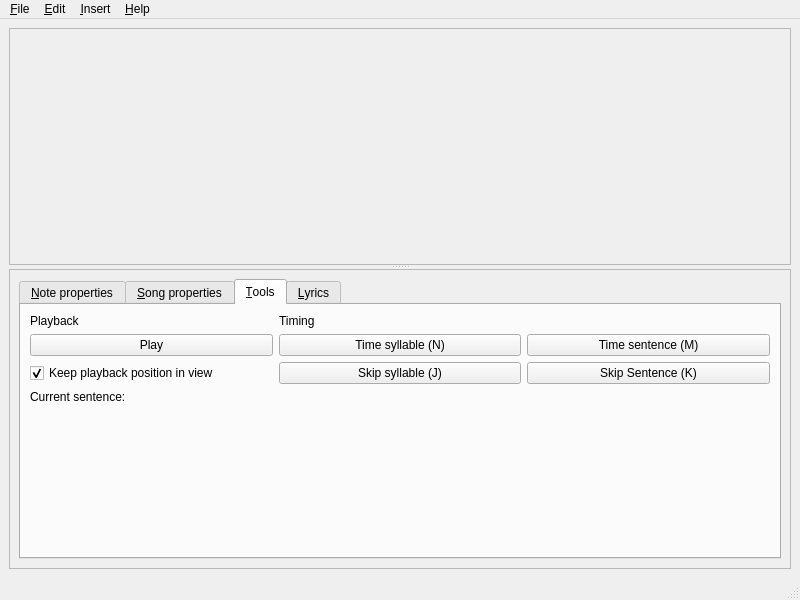
Before: the Qt Designer form editor.ui in performous/composer, drawn with Qt 5.
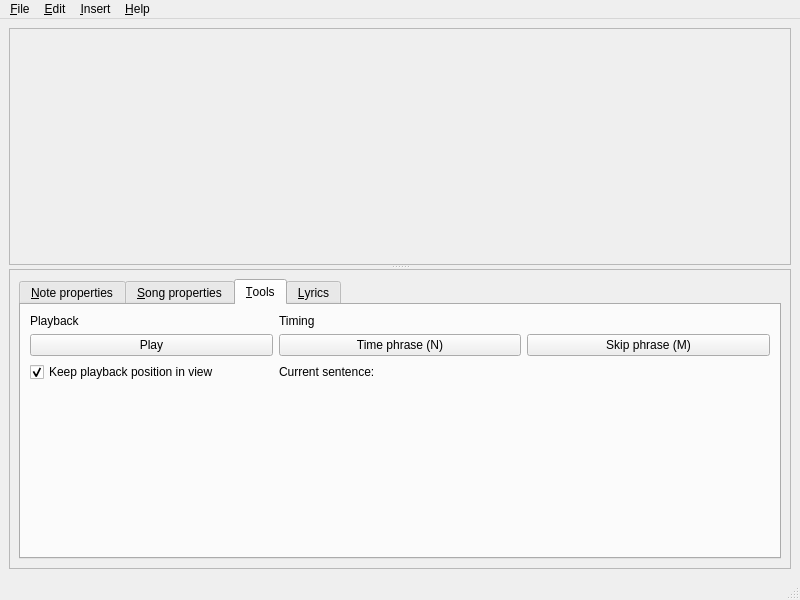
After: the same form once the commit is applied. The open tabs and pages were chosen to show the change.

Commit message: Remove syllable timing.

What changed in the file:
```diff
--- a/editor.ui
+++ b/editor.ui
@@ -367,19 +367,6 @@
               </property>
              </widget>
             </item>
-            <item row="1" column="1">
-             <widget class="QPushButton" name="cmdTimeSyllable">
-              <property name="toolTip">
-               <string>Set selected note start to cursor position.</string>
-              </property>
-              <property name="text">
-               <string>Time syllable (N)</string>
-              </property>
-              <property name="shortcut">
-               <string>N</string>
-              </property>
-             </widget>
-            </item>
             <item row="5" column="0">
              <spacer name="verticalSpacer_3">
               <property name="orientation">
@@ -393,46 +380,6 @@
               </property>
              </spacer>
             </item>
-            <item row="4" column="0" colspan="2">
-             <widget class="QLabel" name="lblCurrentSentence">
-              <property name="text">
-               <string>Current sentence:</string>
-              </property>
-             </widget>
-            </item>
-            <item row="1" column="2">
-             <widget class="QPushButton" name="cmdTimeSentence">
-              <property name="toolTip">
-               <string>Set selected note start to cursor position and move to next sentence start.</string>
-              </property>
-              <property name="text">
-               <string>Time sentence (M)</string>
-              </property>
-              <property name="shortcut">
-               <string>M</string>
-              </property>
-             </widget>
-            </item>
-            <item row="2" column="1">
-             <widget class="QPushButton" name="cmdSkipSyllable">
-              <property name="text">
-               <string>Skip syllable (J)</string>
-              </property>
-              <property name="shortcut">
-               <string>J</string>
-              </property>
-             </widget>
-            </item>
-            <item row="2" column="2">
-             <widget class="QPushButton" name="cmdSkipSentence">
-              <property name="text">
-               <string>Skip Sentence (K)</string>
-              </property>
-              <property name="shortcut">
-               <string>K</string>
-              </property>
-             </widget>
-            </item>
             <item row="2" column="0">
              <widget class="QCheckBox" name="chkGrabSeekHandle">
               <property name="text">
@@ -443,6 +390,36 @@
               </property>
              </widget>
             </item>
+            <item row="1" column="1">
+             <widget class="QPushButton" name="cmdTimeSentence">
+              <property name="toolTip">
+               <string>Set selected note start to cursor position and move to next sentence start.</string>
+              </property>
+              <property name="text">
+               <string>Time phrase (N)</string>
+              </property>
+              <property name="shortcut">
+               <string>N</string>
+              </property>
+             </widget>
+            </item>
+            <item row="1" column="2">
+             <widget class="QPushButton" name="cmdSkipSentence">
+              <property name="text">
+               <string>Skip phrase (M)</string>
+              </property>
+              <property name="shortcut">
+               <string>M</string>
+              </property>
+             </widget>
+            </item>
+            <item row="2" column="1" colspan="2">
+             <widget class="QLabel" name="lblCurrentSentence">
+              <property name="text">
+               <string>Current sentence:</string>
+              </property>
+             </widget>
+            </item>
            </layout>
           </widget>
           <widget class="QWidget" name="tabLyrics">
```
The commit also changes 1 other file.
